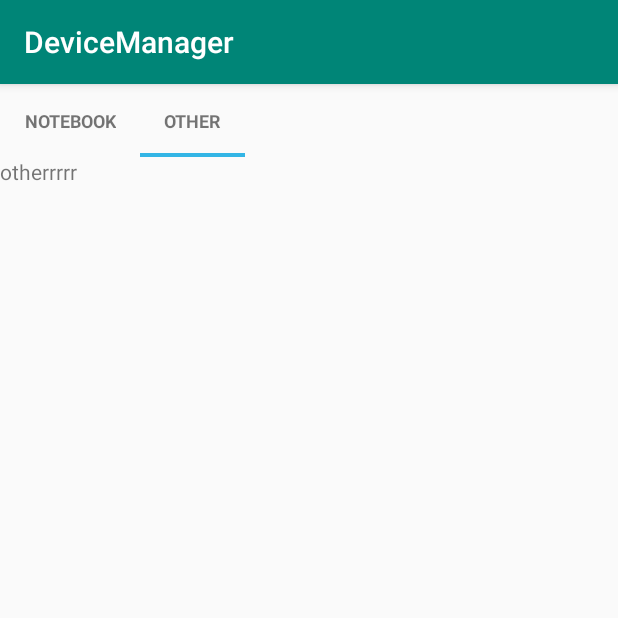
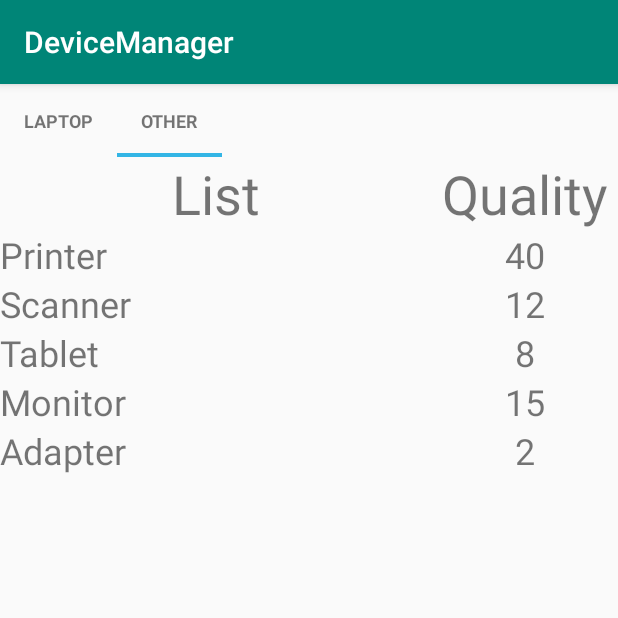
Before and after one commit to prathanbomb/DeviceManager, an Android app: the SummaryFragment screen opened directly, with no data from a screen before it, after a tap on "OTHER", on a phone screen of 412 x 824 dp, the top half of it. Run offline under Robolectric (Android 15) with nearby library versions, the phone set to English and light mode, and no system bars.

Commit message:
Finish summary

```diff
--- /dev/null
+++ b/app/src/main/java/com/example/devicemanager/adapter/RecyclerOtherAdapter.java
@@ -0,0 +1,61 @@
+package com.example.devicemanager.adapter;
+
+import android.view.LayoutInflater;
+import android.view.View;
+import android.view.ViewGroup;
+import android.widget.TextView;
+
+import androidx.annotation.NonNull;
+import androidx.recyclerview.widget.RecyclerView;
+
+import com.example.devicemanager.R;
+
+import java.util.ArrayList;
+
+public class RecyclerOtherAdapter extends RecyclerView.Adapter<RecyclerOtherAdapter.Holder> {
+    ArrayList<String> brand = new ArrayList<String>();
+
+    public void setBrand(ArrayList<String> brand) {
+        this.brand = brand;
+    }
+
+    public void setCount(ArrayList<Integer> count) {
+        this.count = count;
+    }
+
+    ArrayList<Integer> count = new ArrayList<Integer>();
+
+    @NonNull
+    @Override
+    public RecyclerOtherAdapter.Holder onCreateViewHolder(@NonNull ViewGroup parent, int viewType) {
+        View view = LayoutInflater.from(parent.getContext()).inflate(R.layout.list_other_item, parent, false);
+        Holder holder = new Holder(view);
+        return holder;
+    }
+
+    @Override
+    public void onBindViewHolder(@NonNull Holder holder, int position) {
+        holder.setItem(position);
+    }
+
+
+    @Override
+    public int getItemCount() {
+        return brand.size();
+    }
+
+    class Holder extends RecyclerView.ViewHolder {
+        TextView tvBrand,tvCount;
+
+        public Holder(View itemView) {
+            super(itemView);
+            tvBrand = (TextView) itemView.findViewById(R.id.tvBrand);
+            tvCount = (TextView) itemView.findViewById(R.id.tvcount);
+        }
+        public void setItem(int position) {
+            tvBrand.setText(brand.get(position));
+            tvCount.setText(count.get(position)+"");
+        }
+
+    }
+}
--- a/app/src/main/java/com/example/devicemanager/fragment/SummaryFragment.java
+++ b/app/src/main/java/com/example/devicemanager/fragment/SummaryFragment.java
@@ -72,7 +72,7 @@ public class SummaryFragment extends Fragment {
             public CharSequence getPageTitle(int position) {
                 switch (position) {
                     case 0:
-                        return "Notebook";
+                        return "Laptop";
                     case 1:
                         return "Other";
                     default:
--- a/app/src/main/java/com/example/devicemanager/fragment/SummaryNoteBookFragment.java
+++ b/app/src/main/java/com/example/devicemanager/fragment/SummaryNoteBookFragment.java
@@ -58,14 +58,10 @@ public class SummaryNoteBookFragment extends Fragment {
         brand.add("Apple");
         brand.add("Asus");
         brand.add("Acer");
-        brand.add("Lenovo");
-        brand.add("msi");
         count = new ArrayList<Integer>();
         count.add(40);
         count.add(12);
         count.add(8);
-        count.add(15);
-        count.add(2);
         recyclerNotebookAdapter = new RecyclerNotebookAdapter();
         recyclerNotebookAdapter.setBrand(brand);
         recyclerNotebookAdapter.setCount(count);
--- a/app/src/main/java/com/example/devicemanager/fragment/SummaryOtherFragment.java
+++ b/app/src/main/java/com/example/devicemanager/fragment/SummaryOtherFragment.java
@@ -6,10 +6,21 @@ import android.view.View;
 import android.view.ViewGroup;
 
 import androidx.fragment.app.Fragment;
+import androidx.recyclerview.widget.LinearLayoutManager;
+import androidx.recyclerview.widget.RecyclerView;
 
 import com.example.devicemanager.R;
+import com.example.devicemanager.adapter.RecyclerNotebookAdapter;
+import com.example.devicemanager.adapter.RecyclerOtherAdapter;
+
+import java.util.ArrayList;
 
 public class SummaryOtherFragment extends Fragment {
+    ArrayList count,brand;
+    RecyclerView recyclerView;
+    RecyclerOtherAdapter recyclerOtherAdapter;
+    RecyclerView.LayoutManager layoutManager;
+
     public static SummaryOtherFragment newInstance() {
         SummaryOtherFragment fragment = new SummaryOtherFragment();
         Bundle args = new Bundle();
@@ -40,6 +51,25 @@ public class SummaryOtherFragment extends Fragment {
     @SuppressWarnings("UnusedParameters")
     private void initInstances(View rootView, Bundle savedInstanceState) {
         // Init 'View' instance(s) with rootView.findViewById here
+        layoutManager = new LinearLayoutManager(getActivity());
+        recyclerView = (RecyclerView) rootView.findViewById(R.id.rvOther);
+        recyclerView.setLayoutManager(layoutManager);
+        brand = new ArrayList<String>();
+        brand.add("Printer");
+        brand.add("Scanner");
+        brand.add("Tablet");
+        brand.add("Monitor");
+        brand.add("Adapter");
+        count = new ArrayList<Integer>();
+        count.add(40);
+        count.add(12);
+        count.add(8);
+        count.add(15);
+        count.add(2);
+        recyclerOtherAdapter = new RecyclerOtherAdapter();
+        recyclerOtherAdapter.setBrand(brand);
+        recyclerOtherAdapter.setCount(count);
+        recyclerView.setAdapter(recyclerOtherAdapter);
     }
     @Override
     public void onSaveInstanceState(Bundle outState) {
--- /dev/null
+++ b/app/src/main/java/com/example/devicemanager/view/CustomOtherListview.java
@@ -0,0 +1,50 @@
+package com.example.devicemanager.view;
+
+import android.content.Context;
+import android.util.AttributeSet;
+import android.widget.TextView;
+
+import androidx.recyclerview.widget.RecyclerView;
+
+import com.example.devicemanager.R;
+
+public class CustomOtherListview extends RecyclerView {
+    TextView tvBrand, tvCount;
+
+    public CustomOtherListview(Context context) {
+        super(context);
+        initInflate();
+        initInstances();
+    }
+
+    public CustomOtherListview(Context context, AttributeSet attrs) {
+        super(context, attrs);
+        initInflate();
+        initInstances();
+    }
+
+    public CustomOtherListview(Context context, AttributeSet attrs, int defStyleAttr) {
+        super(context, attrs, defStyleAttr);
+        initInflate();
+        initInstances();
+    }
+
+    private void initInflate() {
+        inflate(getContext(), R.layout.list_other_item, this);
+    }
+
+    private void initInstances() {
+        // findViewById here
+        tvBrand = (TextView) findViewById(R.id.tvBrand);
+        tvCount = (TextView) findViewById(R.id.tvcount);
+    }
+
+    public void setBrandText(String text) {
+        tvBrand.setText(text);
+    }
+
+    public void setCountText(int count) {
+        tvCount.setText(""+count);
+    }
+
+}
--- a/app/src/main/res/layout/fragment_summary_other.xml
+++ b/app/src/main/res/layout/fragment_summary_other.xml
@@ -2,12 +2,32 @@
 <LinearLayout xmlns:android="http://schemas.android.com/apk/res/android"
     android:orientation="vertical" android:layout_width="match_parent"
     android:layout_height="match_parent">
-    <TextView
-        android:text="otherrrrr"
-        android:layout_width="wrap_content"
-        android:layout_height="wrap_content" />
-    <ListView
-        android:id="@+id/lvOther"
+    <LinearLayout
         android:layout_width="match_parent"
-        android:layout_height="match_parent"></ListView>
+        android:layout_height="wrap_content"
+        android:orientation="horizontal">
+
+        <TextView
+            android:gravity="center"
+            android:text="List"
+            android:layout_width="0dp"
+            android:layout_height="match_parent"
+            android:layout_weight="7"
+            android:textSize="36dp" />
+
+        <TextView
+            android:gravity="center"
+            android:text="Quality"
+            android:layout_width="0dp"
+            android:layout_height="match_parent"
+            android:layout_weight="3"
+            android:textSize="36dp" />
+    </LinearLayout>
+
+    <androidx.recyclerview.widget.RecyclerView
+        android:id="@+id/rvOther"
+        android:layout_width="match_parent"
+        android:layout_height="match_parent">
+
+    </androidx.recyclerview.widget.RecyclerView>
 </LinearLayout>
--- a/app/src/main/res/layout/list_other_item.xml
+++ b/app/src/main/res/layout/list_other_item.xml
@@ -2,6 +2,21 @@
 <LinearLayout xmlns:android="http://schemas.android.com/apk/res/android"
     android:orientation="horizontal"
     android:layout_width="match_parent"
-    android:layout_height="match_parent">
+    android:layout_height="wrap_content">
+
+    <TextView
+        android:id="@+id/tvBrand"
+        android:layout_width="0dp"
+        android:layout_height="wrap_content"
+        android:layout_weight="7"
+        android:textSize="24dp" />
+
+    <TextView
+        android:gravity="center"
+        android:id="@+id/tvcount"
+        android:layout_width="0dp"
+        android:layout_height="wrap_content"
+        android:layout_weight="3"
+        android:textSize="24dp" />
 
 </LinearLayout>
```
